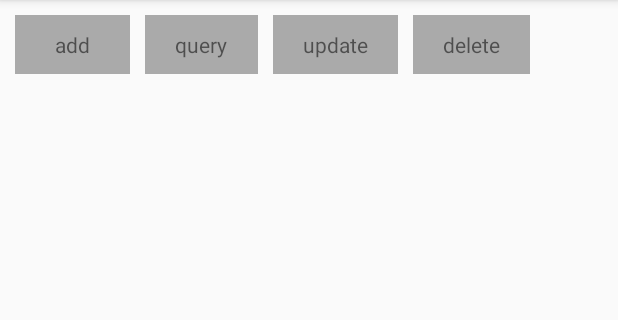
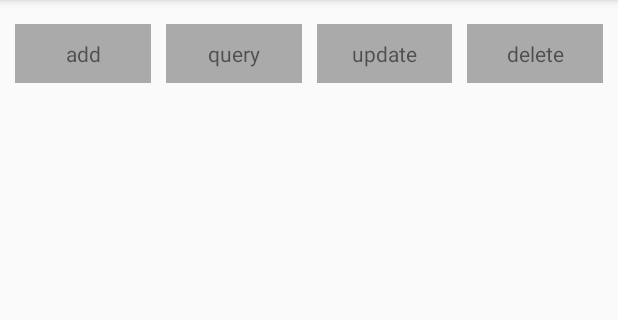
Before and after one commit to nanfanglr/android_greendao_demo, an Android app: the screen it shows after launch (MainActivity), on a phone screen of 412 x 824 dp, the part 84-404 px from its top. Run offline under Robolectric (Android 15) with nearby library versions, the phone set to English and light mode, and no system bars; libraries missing offline, so code that uses them is left out: com.facebook.stetho, org.greenrobot.greendao, rx.android.schedulers, rx.functions; 6 statements that could not run were skipped.

Commit message:
修改布局样式

```diff
--- a/app/src/main/res/layout/activity_main.xml
+++ b/app/src/main/res/layout/activity_main.xml
@@ -8,53 +8,68 @@
 
     <TextView
         android:id="@+id/tv_add"
-        android:layout_width="wrap_content"
+        android:layout_width="0dp"
         android:layout_height="wrap_content"
-        android:layout_margin="10dp"
+        android:layout_marginLeft="10dp"
+        android:layout_marginTop="16dp"
         android:background="@android:color/darker_gray"
+        android:gravity="center"
         android:padding="10dp"
-        android:text="     add     "
+        android:text="add"
+        app:layout_constraintHorizontal_chainStyle="spread"
         app:layout_constraintLeft_toLeftOf="parent"
+        app:layout_constraintRight_toLeftOf="@+id/tv_query"
         app:layout_constraintTop_toTopOf="parent" />
 
     <TextView
         android:id="@+id/tv_query"
-        android:layout_width="wrap_content"
+        android:layout_width="0dp"
         android:layout_height="wrap_content"
         android:layout_marginLeft="10dp"
         android:background="@android:color/darker_gray"
+        android:gravity="center"
         android:padding="10dp"
-        android:text="   query   "
-        app:layout_constraintBaseline_toBaselineOf="@id/tv_add"
-        app:layout_constraintLeft_toRightOf="@id/tv_add" />
+        android:text="query"
+        app:layout_constraintBaseline_toBaselineOf="@+id/tv_add"
+        app:layout_constraintLeft_toRightOf="@id/tv_add"
+        app:layout_constraintRight_toLeftOf="@+id/tv_update"
+        app:layout_constraintTop_toTopOf="parent" />
 
     <TextView
         android:id="@+id/tv_update"
-        android:layout_width="wrap_content"
+        android:layout_width="0dp"
         android:layout_height="wrap_content"
         android:layout_marginLeft="10dp"
         android:background="@android:color/darker_gray"
+        android:gravity="center"
         android:padding="10dp"
-        android:text="   update   "
-        app:layout_constraintBaseline_toBaselineOf="@id/tv_query"
-        app:layout_constraintLeft_toRightOf="@id/tv_query" />
+        android:text="update"
+        app:layout_constraintBaseline_toBaselineOf="@+id/tv_query"
+        app:layout_constraintLeft_toRightOf="@id/tv_query"
+        app:layout_constraintRight_toLeftOf="@+id/tv_delete"
+        app:layout_constraintTop_toTopOf="parent" />
 
     <TextView
         android:id="@+id/tv_delete"
-        android:layout_width="wrap_content"
+        android:layout_width="0dp"
         android:layout_height="wrap_content"
         android:layout_marginLeft="10dp"
+        android:layout_marginRight="10dp"
         android:background="@android:color/darker_gray"
+        android:gravity="center"
         android:padding="10dp"
-        android:text="   delete   "
-        app:layout_constraintBaseline_toBaselineOf="@id/tv_update"
-        app:layout_constraintLeft_toRightOf="@id/tv_update" />
+        android:text="delete"
+        app:layout_constraintBaseline_toBaselineOf="@+id/tv_update"
+        app:layout_constraintLeft_toRightOf="@id/tv_update"
+        app:layout_constraintRight_toRightOf="parent"
+        app:layout_constraintTop_toTopOf="parent" />
 
     <TextView
         android:id="@+id/tv_query_content"
         android:layout_width="match_parent"
         android:layout_height="wrap_content"
+        android:layout_marginTop="18dp"
         android:padding="10dp"
-        app:layout_constraintTop_toBottomOf="@id/tv_add" />
+        app:layout_constraintTop_toBottomOf="@+id/tv_add" />
 
 </android.support.constraint.ConstraintLayout>
```
